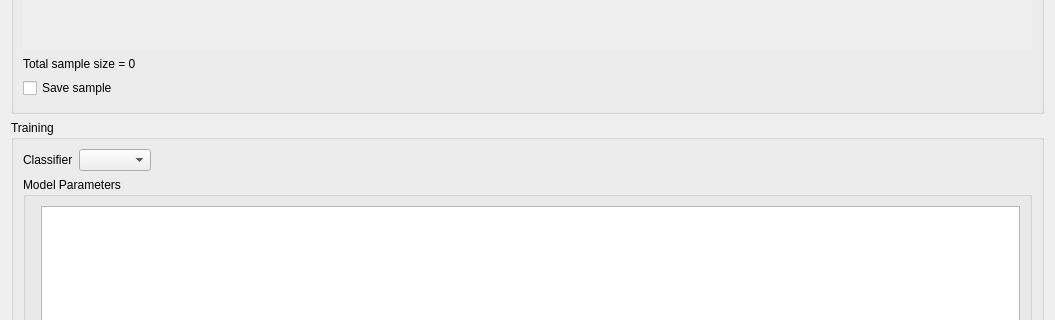
This is enmapbox/coreapps/enmapboxapplications/classificationapp/ui/main.ui in jakimowb/enmapbox_testmigration2 as Qt 5 draws it before an edit; both pictures show x 0 to 1055 and y 186 to 506 of the 1055 by 895 pixel window. The edited form follows.
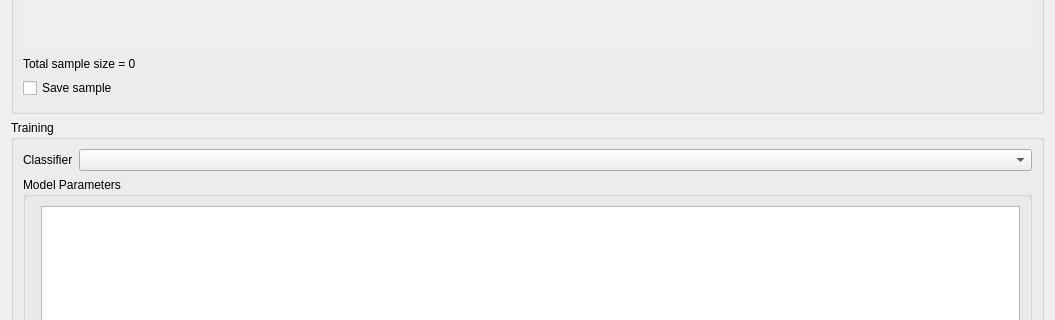
This is the edited form. Icons and pictures are not drawn. Custom widgets are drawn as their Qt base class.

```diff
--- a/enmapbox/coreapps/enmapboxapplications/classificationapp/ui/main.ui
+++ b/enmapbox/coreapps/enmapboxapplications/classificationapp/ui/main.ui
@@ -50,7 +50,7 @@
          <x>0</x>
          <y>0</y>
          <width>1033</width>
-         <height>757</height>
+         <height>758</height>
         </rect>
        </property>
        <layout class="QVBoxLayout" name="verticalLayout_2" stretch="0,0,1,0,0">
@@ -480,7 +480,7 @@
           </property>
           <layout class="QVBoxLayout" name="verticalLayout_5">
            <item>
-            <layout class="QHBoxLayout" name="horizontalLayout_10">
+            <layout class="QHBoxLayout" name="horizontalLayout_10" stretch="0,1">
              <item>
               <widget class="QLabel" name="label_16">
                <property name="text">
@@ -498,22 +498,6 @@
                </property>
               </widget>
              </item>
-             <item>
-              <spacer name="horizontalSpacer_10">
-               <property name="orientation">
-                <enum>Qt::Horizontal</enum>
-               </property>
-               <property name="sizeType">
-                <enum>QSizePolicy::Expanding</enum>
-               </property>
-               <property name="sizeHint" stdset="0">
-                <size>
-                 <width>768</width>
-                 <height>19</height>
-                </size>
-               </property>
-              </spacer>
-             </item>
             </layout>
            </item>
            <item>
```
Left out of the diff: 4 changed lines with no effect on the pictures.
